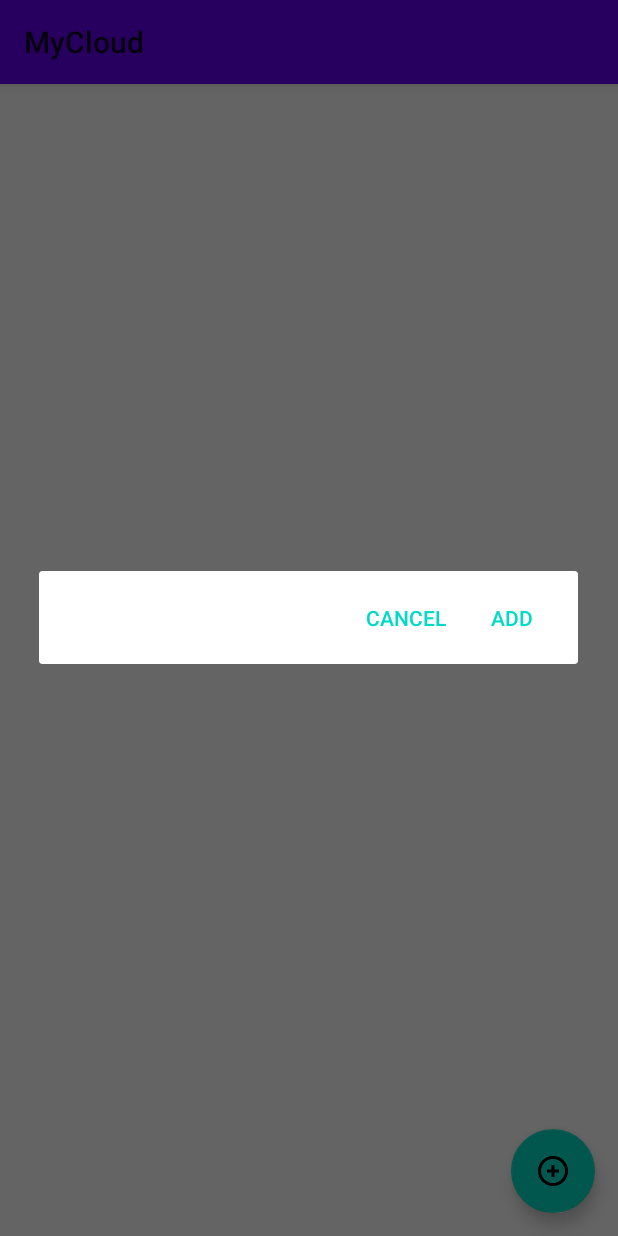
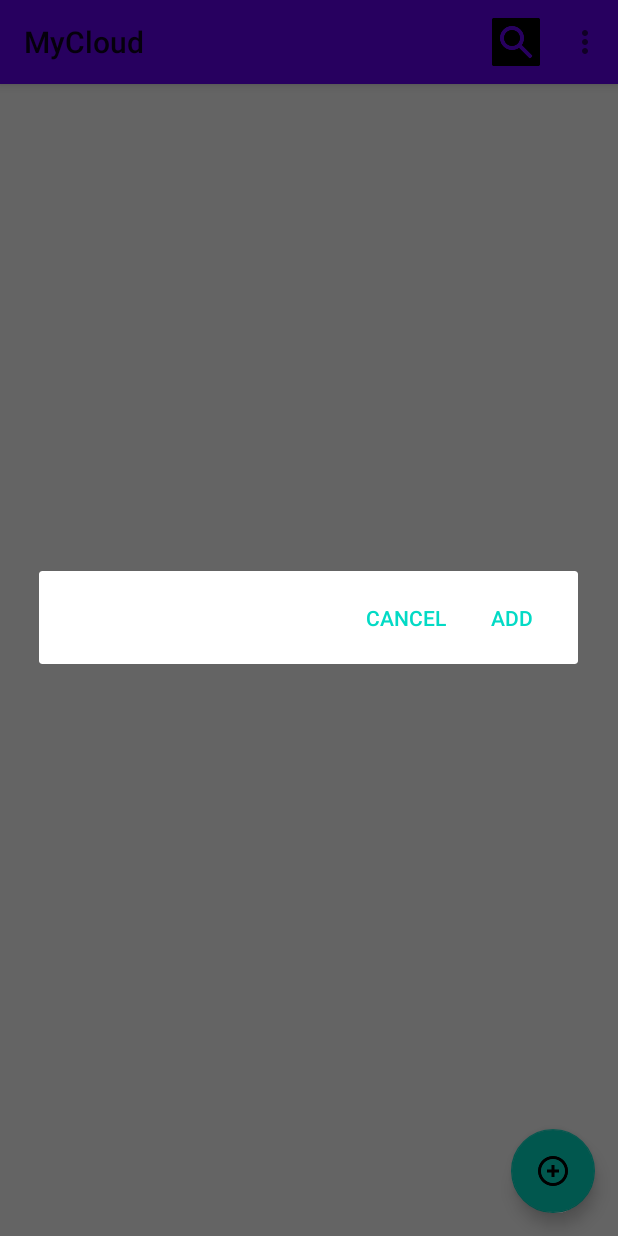
Before and after one commit to sidverma99/MyCloud, an Android app: the MainActivity screen opened directly, with no data from a screen before it, after a tap on an icon or button, on a phone screen of 412 x 824 dp. Run offline under Robolectric (Android 15) with nearby library versions, the phone set to English and light mode, and no system bars; our stand-ins replace Firebase (no records; nobody signed in at launch, a user with empty details on screens opened directly); libraries missing offline, so code that uses them is left out: com.rengwuxian.materialedittext; 9 statements that could not run were skipped.

Commit message:
first commit

```diff
--- a/app/src/main/java/com/example/mycloud/MainActivity.java
+++ b/app/src/main/java/com/example/mycloud/MainActivity.java
@@ -6,6 +6,7 @@ import androidx.appcompat.app.AlertDialog;
 import androidx.appcompat.app.AppCompatActivity;
 import androidx.appcompat.widget.Toolbar;
 import androidx.core.content.ContextCompat;
+import androidx.core.view.MenuItemCompat;
 import androidx.recyclerview.widget.LinearLayoutManager;
 import androidx.recyclerview.widget.RecyclerView;
 
@@ -17,7 +18,10 @@ import android.content.pm.PackageManager;
 import android.net.Uri;
 import android.os.Bundle;
 import android.util.Log;
+import android.view.Menu;
+import android.view.MenuItem;
 import android.view.View;
+import android.widget.SearchView;
 import android.widget.Toast;
 
 import com.google.android.gms.tasks.OnFailureListener;
@@ -178,4 +182,11 @@ public class MainActivity extends AppCompatActivity {
             }
         });
     }
+
+    @Override
+    public boolean onCreateOptionsMenu(Menu menu) {
+        getMenuInflater().inflate(R.menu.main_menu,menu);
+        MenuItem searchMenu=menu.findItem(R.id.search);
+        return true;
+    }
 }
--- /dev/null
+++ b/app/src/main/res/menu/main_menu.xml
@@ -0,0 +1,17 @@
+<menu xmlns:android="http://schemas.android.com/apk/res/android"
+    xmlns:app="http://schemas.android.com/apk/res-auto"
+    xmlns:tools="http://schemas.android.com/tools"
+    tools:context=".MainActivity">
+    <item
+        android:id="@+id/sign_out"
+        app:showAsAction="never"
+        android:title="Sign Out"
+        android:icon="@drawable/sign_out"/>
+    <item
+        android:id="@+id/search"
+        android:title="Search"
+        android:icon="@drawable/search"
+        app:showAsAction="always|collapseActionView"
+        android:orderInCategory="100"
+        app:actionViewClass="androidx.appcompat.widget.SearchView" />
+</menu>
```
Also changed, not shown: app/src/main/res/layout/upload_row.xml (+8 -3 lines), app/src/main/res/drawable-v24/pdf.png (added), app/src/main/res/drawable-v24/search.png (added), app/src/main/res/drawable-v24/sign_out.png (added).
